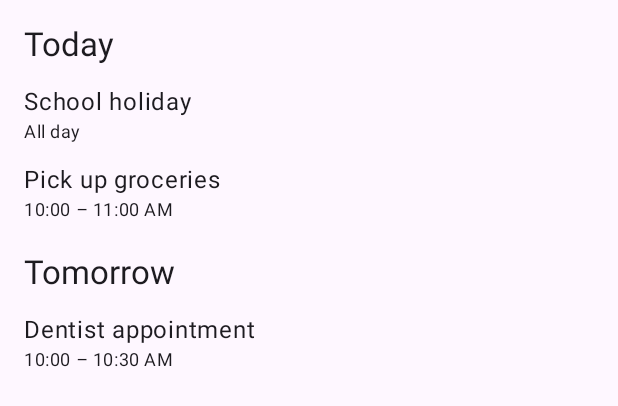
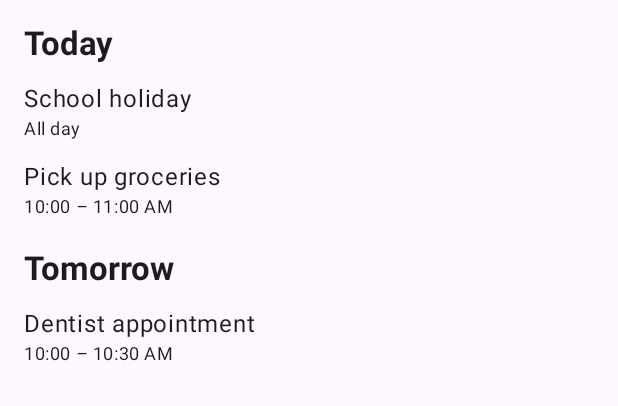
Before and after one commit to linewelder/medus, an Android app built with Jetpack Compose: the @Preview function HomeScreenPreview, on a phone screen of 412 x 824 dp. Shown: the top 406 px of the screen. Run offline under Robolectric (Android 15) with nearby library versions, the phone set to English and light mode, and no system bars; libraries missing offline, so code that uses them is left out: androidx.hilt.lifecycle.

Commit message:
Make calendar titles bold

```diff
--- a/app/src/main/java/io/github/linewelder/medus/ui/theme/Type.kt
+++ b/app/src/main/java/io/github/linewelder/medus/ui/theme/Type.kt
@@ -13,22 +13,13 @@ val Typography = Typography(
         fontWeight = FontWeight.Normal,
         fontSize = 16.sp,
         lineHeight = 24.sp,
-        letterSpacing = 0.5.sp
-    )
-    /* Other default text styles to override
+        letterSpacing = 0.5.sp,
+    ),
     titleLarge = TextStyle(
         fontFamily = FontFamily.Default,
-        fontWeight = FontWeight.Normal,
+        fontWeight = FontWeight.Bold,
         fontSize = 22.sp,
         lineHeight = 28.sp,
-        letterSpacing = 0.sp
+        letterSpacing = 0.sp,
     ),
-    labelSmall = TextStyle(
-        fontFamily = FontFamily.Default,
-        fontWeight = FontWeight.Medium,
-        fontSize = 11.sp,
-        lineHeight = 16.sp,
-        letterSpacing = 0.5.sp
-    )
-    */
 )
```
